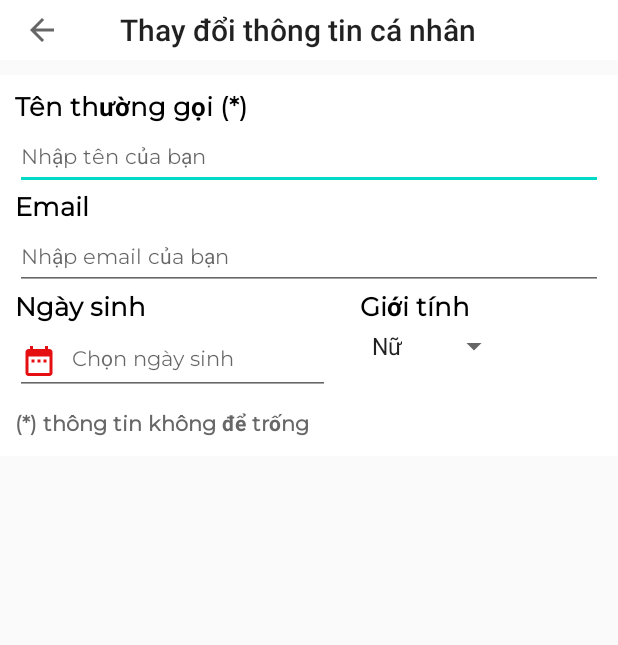
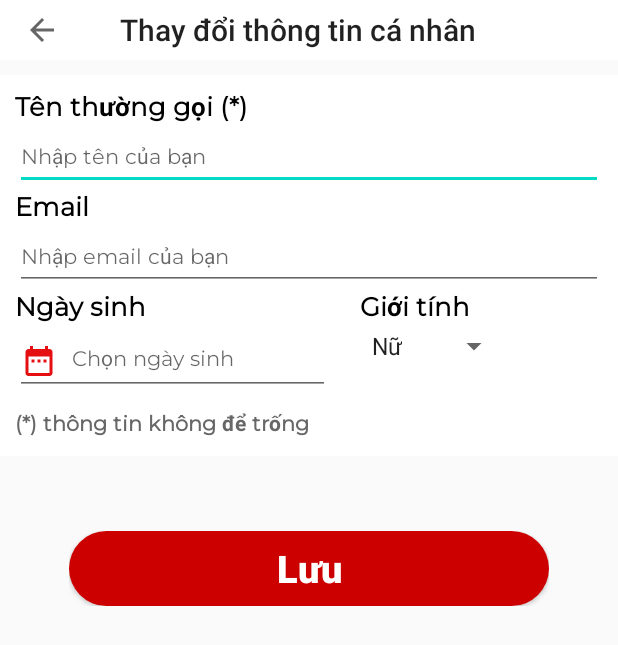
Before and after one commit to annk510/LTD-Project, an Android app: the ChangeProfileActivity screen opened directly, with no data from a screen before it, on a phone screen of 412 x 824 dp. Shown: the top 645 px of the screen. Run offline under Robolectric (Android 15) with nearby library versions, the phone set to English and light mode, and no system bars; our stand-ins replace Firebase (no records; nobody signed in at launch, a user with empty details on screens opened directly).

Commit message:
sua_giao_dien

```diff
--- a/app/src/main/AndroidManifest.xml
+++ b/app/src/main/AndroidManifest.xml
@@ -13,7 +13,7 @@
         android:roundIcon="@mipmap/ic_launcher_round"
         android:supportsRtl="true"
         android:theme="@style/AppTheme">
-        <activity android:name=".Activity.cart"></activity>
+        <activity android:name=".Activity.Cart"></activity>
         <activity android:name=".Activity.IdCardActivity" />
         <activity android:name=".Activity.ChangePasswordActivity" />
         <activity android:name=".Activity.ChangePhoneActivity" />
--- a/app/src/main/java/com/example/vongship_android/Activity/cart.java
+++ b/app/src/main/java/com/example/vongship_android/Activity/Cart.java
@@ -6,11 +6,12 @@
 
 import com.example.vongship_android.R;
 
-public class cart extends AppCompatActivity {
+public class Cart extends AppCompatActivity {
 
     @Override
     protected void onCreate(Bundle savedInstanceState) {
         super.onCreate(savedInstanceState);
-        setContentView(R.layout.activity_cart2);
+        setContentView(R.layout.activity_cart);
+
     }
 }
--- a/app/src/main/java/com/example/vongship_android/Fragment/HomeFragment.java
+++ b/app/src/main/java/com/example/vongship_android/Fragment/HomeFragment.java
@@ -203,9 +203,11 @@
         String address=null;
         if(matches != null){
             Address bestMatch = (matches.isEmpty() ? null : matches.get(0));
-            address= bestMatch.getAddressLine(0);
+            if(bestMatch != null){
+                address= bestMatch.getAddressLine(0);
+            }
+
         }
-
 
         return address;
 
--- /dev/null
+++ b/app/src/main/res/drawable/ic_baseline_star_24.xml
@@ -0,0 +1,5 @@
+<vector android:height="24dp" android:tint="#FFFFFF"
+    android:viewportHeight="24" android:viewportWidth="24"
+    android:width="24dp" xmlns:android="http://schemas.android.com/apk/res/android">
+    <path android:fillColor="@android:color/white" android:pathData="M12,17.27L18.18,21l-1.64,-7.03L22,9.24l-7.19,-0.61L12,2 9.19,8.63 2,9.24l5.46,4.73L5.82,21z"/>
+</vector>
--- /dev/null
+++ b/app/src/main/res/drawable/ic_baseline_star_outline_24.xml
@@ -0,0 +1,5 @@
+<vector android:height="24dp" android:tint="#CF0000"
+    android:viewportHeight="24" android:viewportWidth="24"
+    android:width="24dp" xmlns:android="http://schemas.android.com/apk/res/android">
+    <path android:fillColor="@android:color/white" android:pathData="M22,9.24l-7.19,-0.62L12,2 9.19,8.63 2,9.24l5.46,4.73L5.82,21 12,17.27 18.18,21l-1.63,-7.03L22,9.24zM12,15.4l-3.76,2.27 1,-4.28 -3.32,-2.88 4.38,-0.38L12,6.1l1.71,4.04 4.38,0.38 -3.32,2.88 1,4.28L12,15.4z"/>
+</vector>
--- a/app/src/main/res/layout/activity_cart2.xml
+++ b/app/src/main/res/layout/activity_cart.xml
@@ -6,7 +6,7 @@
     android:layout_height="match_parent"
     android:background="#ECECEC"
     android:orientation="vertical"
-    tools:context=".Activity.cart">
+    tools:context=".Activity.Cart">
 
     <LinearLayout
         android:layout_width="match_parent"
@@ -205,6 +205,7 @@
                 </LinearLayout>
 
                 <Button
+                    android:textColor="#FFF"
                     android:layout_width="match_parent"
                     android:layout_height="50dp"
                     android:layout_margin="15dp"
--- a/app/src/main/res/layout/activity_change_password.xml
+++ b/app/src/main/res/layout/activity_change_password.xml
@@ -113,7 +113,7 @@
             android:textStyle="bold"
             android:textSize="25dp"
             android:textColor="#FFFFFF"
-            android:background="@drawable/button_red2"
+            android:background="@drawable/button_red"
             />
     </LinearLayout>
 </LinearLayout>
--- a/app/src/main/res/layout/activity_change_profile.xml
+++ b/app/src/main/res/layout/activity_change_profile.xml
@@ -123,5 +123,24 @@
             android:textSize="14dp"
             android:textStyle="bold"/>
     </LinearLayout>
+    <LinearLayout
+        android:layout_marginTop="50dp"
+        android:layout_width="320dp"
+        android:layout_height="50dp"
+        android:orientation="horizontal"
+        android:layout_gravity="center_horizontal">
+        <Button
+            android:id="@+id/bt_update"
+            android:layout_below="@id/phoneTv"
+            android:layout_width="match_parent"
+            android:layout_height="match_parent"
+            android:text="Lưu"
+            android:textAllCaps="false"
+            android:textStyle="bold"
+            android:textSize="25dp"
+            android:textColor="#FFFFFF"
+            android:background="@drawable/button_red"
+            />
+    </LinearLayout>
 
 </LinearLayout>
--- a/app/src/main/res/layout/activity_id_card.xml
+++ b/app/src/main/res/layout/activity_id_card.xml
@@ -97,7 +97,7 @@
                 android:textStyle="bold"
                 android:textSize="25dp"
                 android:textColor="#FFFFFF"
-                android:background="@drawable/button_green"
+                android:background="@drawable/button_red"
                 />
         </LinearLayout>
     </LinearLayout>
```
Also changed, not shown: app/src/main/res/layout/activity_category_details.xml (+7 -5 lines), app/src/main/res/layout/activity_change_phone.xml (+19 -0 lines), app/src/main/res/layout/activity_store_details.xml (+44 -40 lines), app/src/main/res/layout/bottom_sheet_cards.xml (+15 -18 lines), app/src/main/res/drawable-v24/doitac.png (added).
